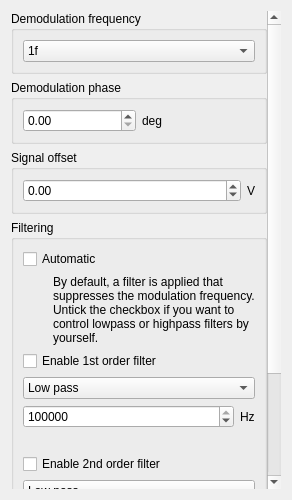
The window that linien/client/ui/spectroscopy_panel.ui (linien-org/linien) describes before a commit, drawn with Qt 5.
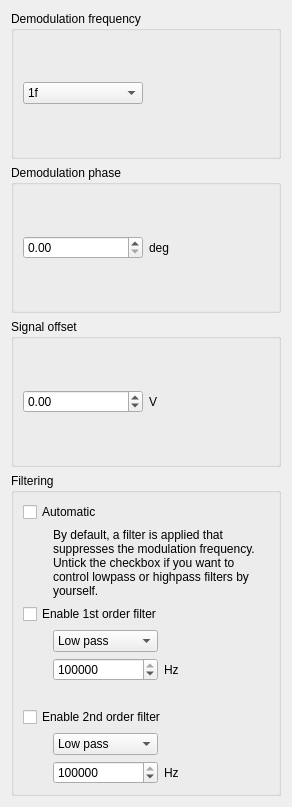
The same window after the commit.

```diff
--- a/linien/client/ui/spectroscopy_panel.ui
+++ b/linien/client/ui/spectroscopy_panel.ui
@@ -7,7 +7,7 @@
     <x>0</x>
     <y>0</y>
     <width>292</width>
-    <height>500</height>
+    <height>807</height>
    </rect>
   </property>
   <property name="sizePolicy">
@@ -27,43 +27,18 @@
   </property>
   <layout class="QVBoxLayout" name="verticalLayout">
    <item>
-    <widget class="QScrollArea" name="scrollArea">
-     <property name="frameShape">
-      <enum>QFrame::NoFrame</enum>
-     </property>
-     <property name="widgetResizable">
-      <bool>true</bool>
-     </property>
-     <widget class="QWidget" name="scrollAreaWidgetContents">
-      <property name="geometry">
-       <rect>
-        <x>0</x>
-        <y>0</y>
-        <width>266</width>
-        <height>808</height>
-       </rect>
-      </property>
-      <layout class="QVBoxLayout" name="verticalLayout_4">
-       <property name="leftMargin">
-        <number>0</number>
-       </property>
-       <property name="topMargin">
-        <number>0</number>
-       </property>
-       <property name="rightMargin">
-        <number>0</number>
-       </property>
-       <property name="bottomMargin">
-        <number>0</number>
-       </property>
-       <item>
         <widget class="QGroupBox" name="groupBox_7">
          <property name="title">
           <string>Demodulation frequency</string>
          </property>
          <layout class="QVBoxLayout" name="verticalLayout_13">
           <item>
+       <layout class="QHBoxLayout" name="horizontalLayout_5">
+        <item>
            <widget class="QComboBox" name="demodulation_frequency">
+          <property name="styleSheet">
+           <string notr="true"/>
+          </property>
             <item>
              <property name="text">
               <string>1f</string>
@@ -91,6 +66,15 @@
             </item>
            </widget>
           </item>
+        <item>
+         <widget class="QLabel" name="label_5">
+          <property name="text">
+           <string/>
+          </property>
+         </widget>
+        </item>
+       </layout>
+      </item>
          </layout>
         </widget>
        </item>
@@ -151,7 +135,7 @@
             <item>
              <widget class="QLabel" name="label_4">
               <property name="sizePolicy">
-               <sizepolicy hsizetype="Fixed" vsizetype="Preferred">
+           <sizepolicy hsizetype="Preferred" vsizetype="Preferred">
                 <horstretch>0</horstretch>
                 <verstretch>0</verstretch>
                </sizepolicy>
@@ -215,6 +199,11 @@
               </widget>
              </item>
              <item>
+          <layout class="QHBoxLayout" name="horizontalLayout_6">
+           <property name="leftMargin">
+            <number>30</number>
+           </property>
+           <item>
               <widget class="QComboBox" name="filter_1_type">
                <item>
                 <property name="text">
@@ -229,11 +218,23 @@
               </widget>
              </item>
              <item>
+            <widget class="QLabel" name="label_6">
+             <property name="text">
+              <string/>
+             </property>
+            </widget>
+           </item>
+          </layout>
+         </item>
+         <item>
               <layout class="QHBoxLayout" name="horizontalLayout">
+           <property name="leftMargin">
+            <number>30</number>
+           </property>
                <item>
                 <widget class="QSpinBox" name="filter_1_frequency">
                  <property name="sizePolicy">
-                  <sizepolicy hsizetype="MinimumExpanding" vsizetype="Fixed">
+              <sizepolicy hsizetype="Minimum" vsizetype="Fixed">
                    <horstretch>0</horstretch>
                    <verstretch>0</verstretch>
                   </sizepolicy>
@@ -288,6 +289,11 @@
               </widget>
              </item>
              <item>
+          <layout class="QHBoxLayout" name="horizontalLayout_8">
+           <property name="leftMargin">
+            <number>30</number>
+           </property>
+           <item>
               <widget class="QComboBox" name="filter_2_type">
                <item>
                 <property name="text">
@@ -302,11 +308,23 @@
               </widget>
              </item>
              <item>
+            <widget class="QLabel" name="label_7">
+             <property name="text">
+              <string/>
+             </property>
+            </widget>
+           </item>
+          </layout>
+         </item>
+         <item>
               <layout class="QHBoxLayout" name="horizontalLayout_2">
+           <property name="leftMargin">
+            <number>30</number>
+           </property>
                <item>
                 <widget class="QSpinBox" name="filter_2_frequency">
                  <property name="sizePolicy">
-                  <sizepolicy hsizetype="MinimumExpanding" vsizetype="Fixed">
+              <sizepolicy hsizetype="Minimum" vsizetype="Fixed">
                    <horstretch>0</horstretch>
                    <verstretch>0</verstretch>
                   </sizepolicy>
@@ -341,23 +359,6 @@
            </widget>
           </item>
          </layout>
-        </widget>
-       </item>
-       <item>
-        <spacer name="verticalSpacer">
-         <property name="orientation">
-          <enum>Qt::Vertical</enum>
-         </property>
-         <property name="sizeHint" stdset="0">
-          <size>
-           <width>20</width>
-           <height>85</height>
-          </size>
-         </property>
-        </spacer>
-       </item>
-      </layout>
-     </widget>
     </widget>
    </item>
   </layout>
```
Lines whose indentation alone changed are shown as unchanged.
